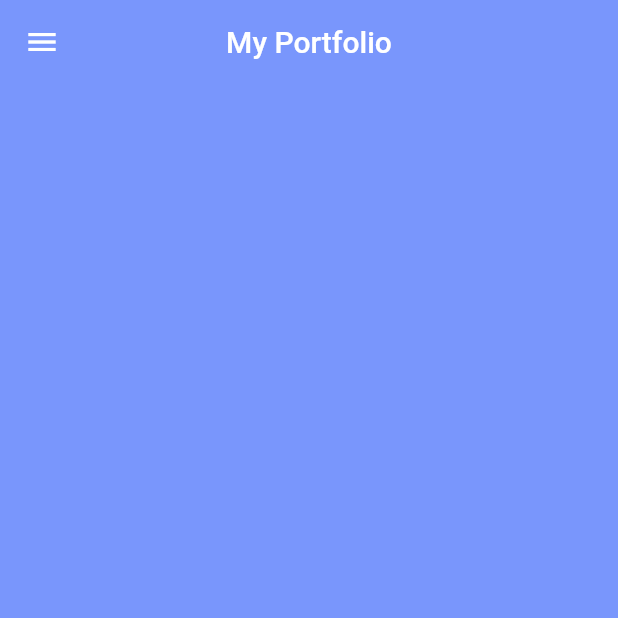
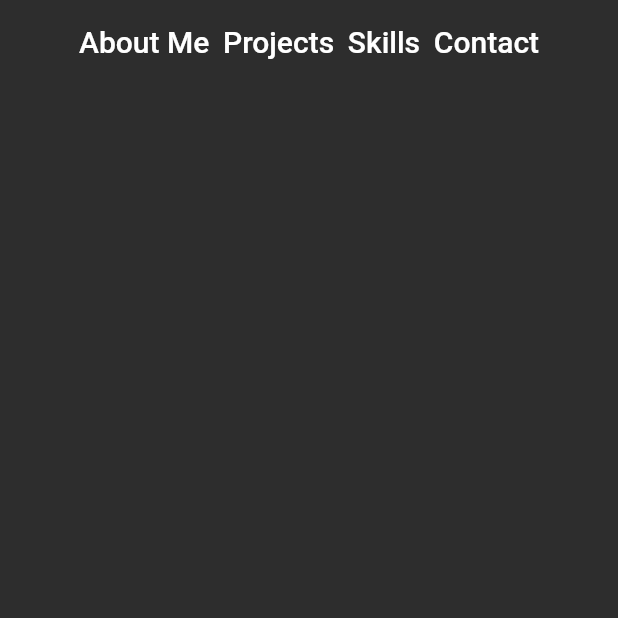
Before and after one commit to Uvais-Mohammad/portfolio, a Flutter app: the screen it shows after launch, on a phone screen of 412 x 824 dp, the top half of it. Run offline on Flutter 3.47's test engine with Material 2 defaults, Android fonts, the phone set to English and light mode, and no system bars; our stand-ins replace google_fonts.

Commit message:
feat : added google font

```diff
--- a/lib/constants/constants.dart
+++ b/lib/constants/constants.dart
@@ -1,4 +1,6 @@
 import 'package:flutter/material.dart';
+import 'package:google_fonts/google_fonts.dart';
 
 const lightBackGroundColor = Color(0xFF7996FC);
 const darkBackGroundColor = Color(0xFF2D2D2D);
+final font=GoogleFonts.jost();
--- a/lib/provider/theme_provider.dart
+++ b/lib/provider/theme_provider.dart
@@ -6,7 +6,7 @@ enum ThemeType {
 }
 
 class ThemeProvider extends ChangeNotifier {
-  ThemeType _themeType = ThemeType.light;
+  ThemeType _themeType = ThemeType.dark;
   ThemeType get themeType => _themeType;
   set themeType(ThemeType themeType) {
     _themeType = themeType;
--- a/lib/screens/home_screen.dart
+++ b/lib/screens/home_screen.dart
@@ -1,6 +1,4 @@
 import 'package:flutter/material.dart';
-import 'package:my_portfolio/utilities/responsive.dart';
-import 'package:my_portfolio/widgets/side_menu.dart';
 
 class HomeScreen extends StatefulWidget {
   const HomeScreen({Key? key}) : super(key: key);
@@ -12,37 +10,30 @@ class _HomeScreenState extends State<HomeScreen> {
   @override
   Widget build(BuildContext context) {
     return Scaffold(
-      appBar: Responsive.isMediumScreen(context) ||
-              Responsive.isSmallScreen(context)
-          ? AppBar(
-              title: const Text('My Portfolio'),
-              centerTitle: true,
-              backgroundColor: Colors.transparent,
-              elevation: 0,
-            )
-          : null,
-      drawer: const SideMenu(),
+      appBar: AppBar(
+        title: Row(
+          mainAxisAlignment: MainAxisAlignment.spaceAround,
+          children: const [
+            Spacer(flex: 4),
+            Text("About Me"),
+            Spacer(),
+            Text("Projects"),
+            Spacer(),
+            Text("Skills"),
+            Spacer(),
+            Text("Contact"),
+            Spacer(flex: 4),
+          ],
+        ),
+        centerTitle: true,
+        backgroundColor: Colors.transparent,
+        elevation: 0,
+      ),
+      // drawer: const SideMenu(),
       extendBodyBehindAppBar: true,
-      body: Row(
-        children: <Widget>[
-          Responsive.isLargeScreen(context)
-              ? Expanded(
-                  flex: 1,
-                  child: Container(
-                    constraints: BoxConstraints(
-                      maxWidth: MediaQuery.of(context).size.width * 0.3,
-                    ),
-                    child: const SideMenu(),
-                  ),
-                )
-              : const SizedBox.shrink(),
-          Expanded(
-            flex: 3,
-            child: Container(
-
-            ),
-          ),
-        ],
+      body: Expanded(
+        flex: 3,
+        child: Container(),
       ),
     );
   }
--- a/pubspec.yaml
+++ b/pubspec.yaml
@@ -12,10 +12,10 @@ dependencies:
   cupertino_icons: ^1.0.2
   flutter:
     sdk: flutter
+  google_fonts: ^3.0.1
   provider: ^6.0.3
 
 dev_dependencies:
-
   flutter_lints: ^2.0.0
   flutter_test:
     sdk: flutter
```
Also changed, not shown: pubspec.lock, 1 other file.
